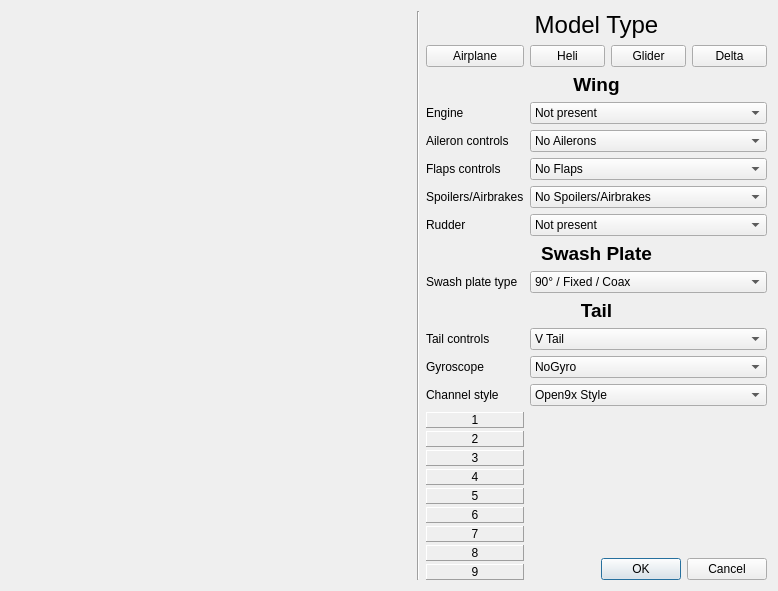
The window that src/modelconfigdialog.ui (roberto1903/companion9x) describes before a commit, drawn with Qt 5.
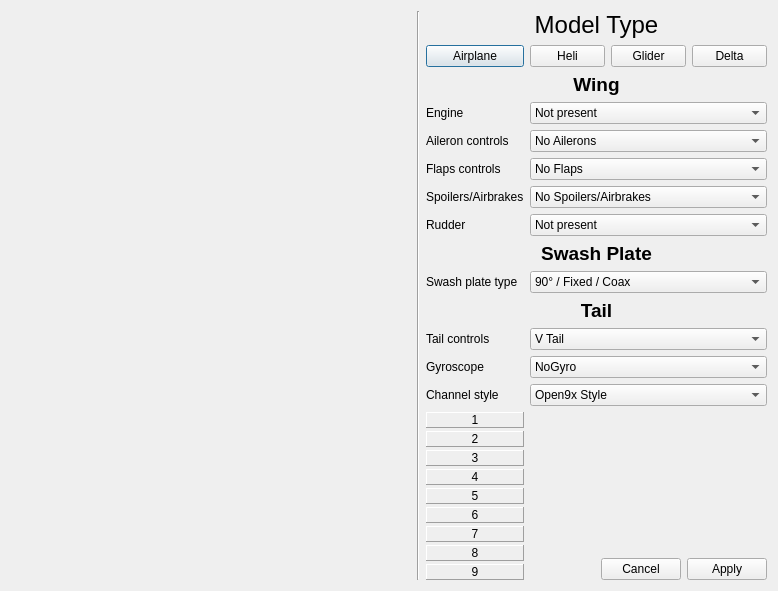
The same window after the commit. Icons and pictures are not drawn.

The edit to the form file:
```diff
--- a/src/modelconfigdialog.ui
+++ b/src/modelconfigdialog.ui
@@ -7,7 +7,7 @@
     <x>0</x>
     <y>0</y>
     <width>759</width>
-    <height>503</height>
+    <height>520</height>
    </rect>
   </property>
   <property name="sizePolicy">
@@ -660,7 +660,7 @@
         <enum>Qt::Horizontal</enum>
        </property>
        <property name="standardButtons">
-        <set>QDialogButtonBox::Cancel|QDialogButtonBox::Ok</set>
+        <set>QDialogButtonBox::Apply|QDialogButtonBox::Cancel</set>
        </property>
        <property name="centerButtons">
         <bool>false</bool>
```
Left out of the diff: 5 changed lines with no effect on the pictures.
